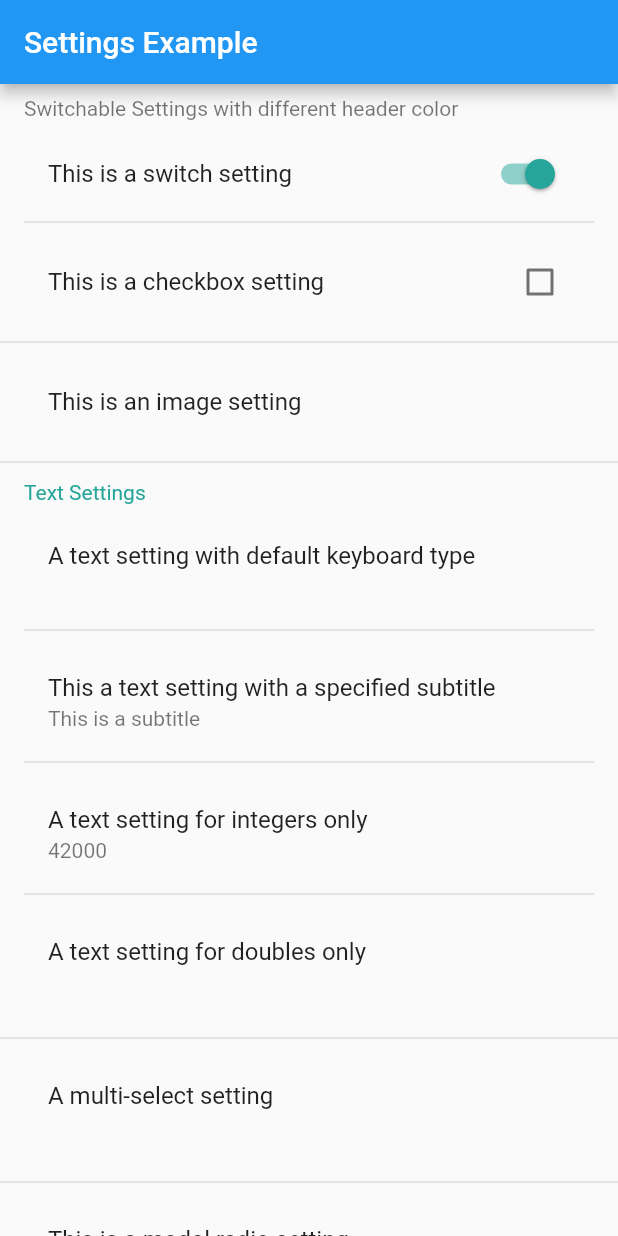
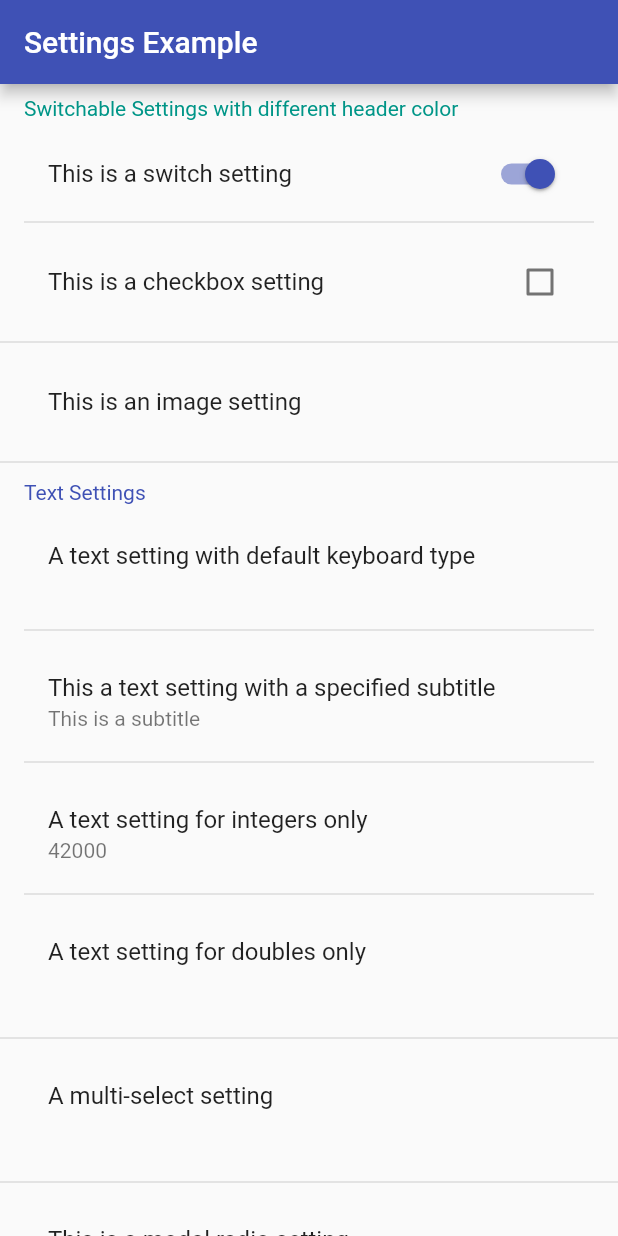
Before and after one commit to Cobinja/cobi-flutter-settings, a Flutter app: the screen it shows after launch, on a phone screen of 412 x 824 dp. Run offline on Flutter 3.47's test engine with Material 2 defaults, Android fonts, the phone set to English and light mode, and no system bars; our stand-ins replace image_picker, shared_preferences.

Commit message:
Switch from accentColor to colorScheme.sceondaryColor

```diff
--- a/example/lib/main.dart
+++ b/example/lib/main.dart
@@ -12,8 +12,7 @@ class MyApp extends StatelessWidget {
     return MaterialApp(
       title: 'Flutter Demo',
       theme: ThemeData(
-        primarySwatch: Colors.blue,
-        accentColor: Colors.teal[400]
+        primarySwatch: Colors.indigo
       ),
       home: MyHomePage(),
     );
@@ -34,7 +33,7 @@ class MyHomePage extends StatelessWidget {
           SettingsGroup(
             title: 'Switchable Settings with different header color',
             style: TextStyle(
-              color: Colors.black54,
+              color: Colors.teal,
             ),
             children: [
               SwitchSetting(
--- a/lib/src/settings_group.dart
+++ b/lib/src/settings_group.dart
@@ -55,7 +55,7 @@ class SettingsGroup extends StatelessWidget {
             textAlign: TextAlign.left,
             overflow: TextOverflow.fade,
             style: style ?? TextStyle(
-              color: Theme.of(context).accentColor,
+              color: Theme.of(context).colorScheme.secondary,
             ),
           ),
           ...content,
--- a/lib/src/widgets/slider_setting.dart
+++ b/lib/src/widgets/slider_setting.dart
@@ -66,8 +66,8 @@ class _SwitchSettingState extends SettingsWidgetBaseState<double, SliderSetting>
           onChanged(sliderValue);
         },
         onChanged: (val) => setState(() => (sliderValue = val)),
-        activeColor: Theme.of(context).accentColor,
-        inactiveColor: Theme.of(context).accentColor.withOpacity(0.5),
+        activeColor: Theme.of(context).colorScheme.secondary,
+        inactiveColor: Theme.of(context).colorScheme.secondary.withOpacity(0.5),
       )
     );
   }
```
